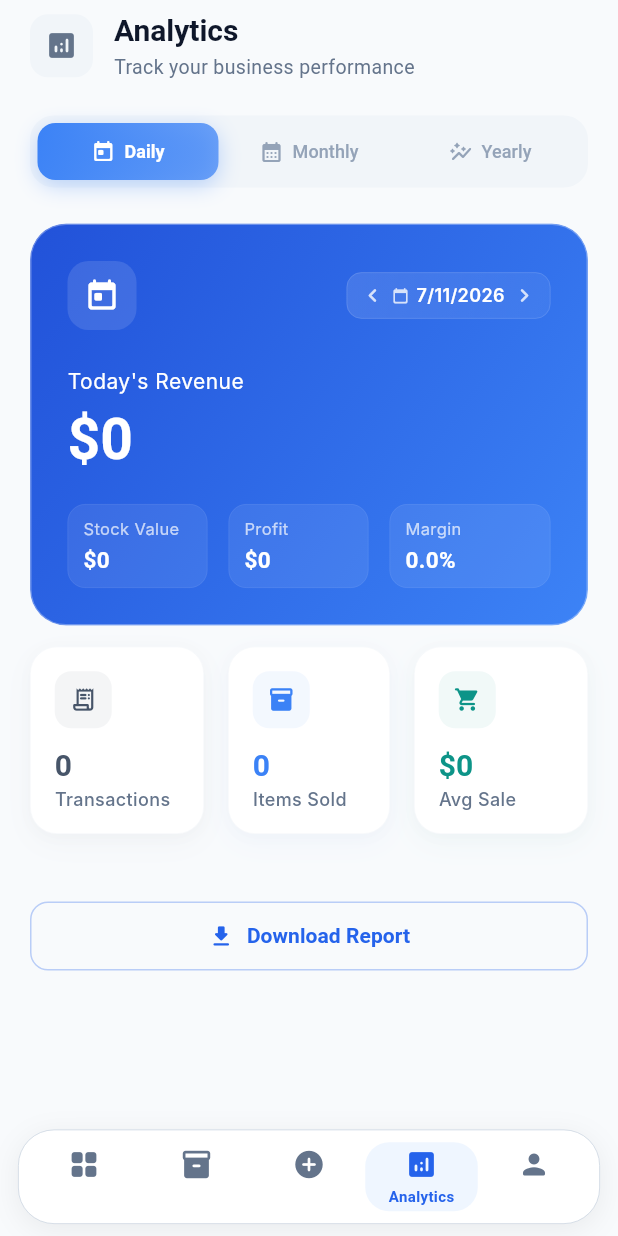
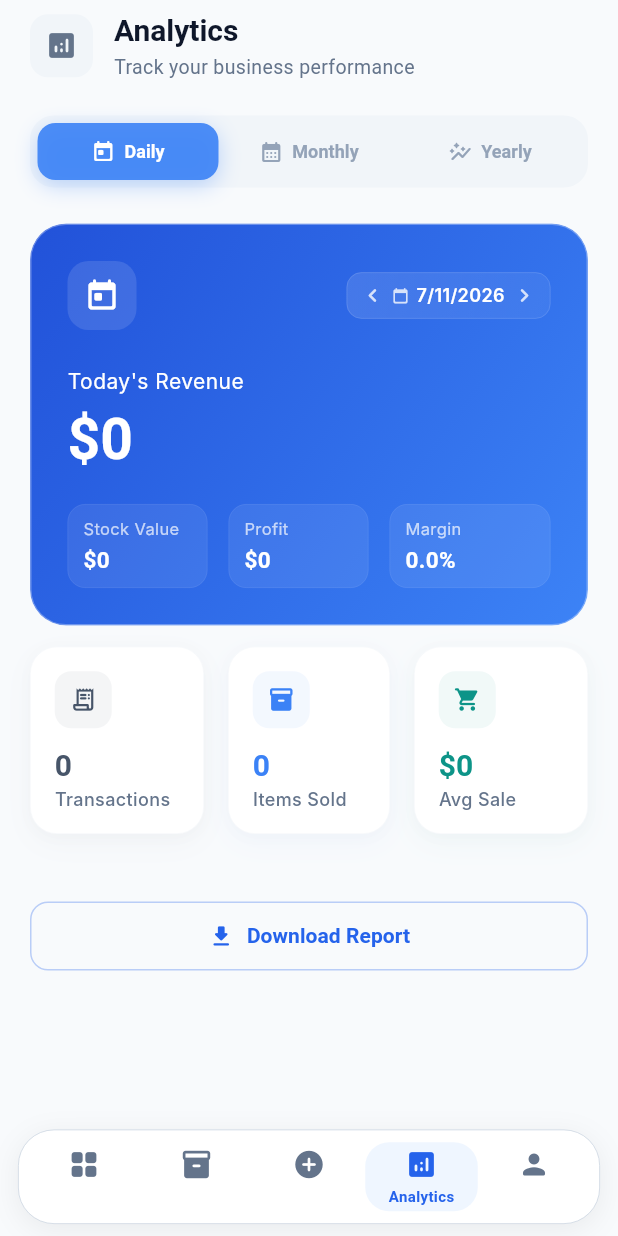
Before and after one commit to Mdarafath07/SmartStock, a Flutter app: the screen it shows after launch, item 4 of the bottom bar chosen, on a phone screen of 412 x 824 dp. Run offline on Flutter 3.47's test engine with Material 3 defaults, Android fonts, the phone set to English and light mode, and no system bars; our stand-ins replace cached_network_image, cloud_firestore, firebase_core, flutter_dotenv, googleapis_auth, image_picker; missing offline and left inert: googleapis, mobile_scanner; accounts and stored records are empty; Roboto replaces fonts that are missing (Hanken Grotesk, Inter).

Commit message:
fix: revert bottom nav, smooth analytics tab bar animation

```diff
--- a/lib/core/widgets/modern_app_shell.dart
+++ b/lib/core/widgets/modern_app_shell.dart
@@ -122,39 +122,30 @@ class ModernAppShellState extends State<ModernAppShell>
               children: List.generate(_tabs.length, (i) {
                 final active = _currentIndex == i;
                 return Expanded(
-                  child: TweenAnimationBuilder<double>(
-                    tween: Tween(begin: active ? 1.0 : 0.0, end: active ? 1.0 : 0.0),
-                    duration: const Duration(milliseconds: 350),
-                    curve: Curves.easeOutCubic,
-                    builder: (context, anim, _) {
-                      final iconColor = ColorTween(
-                        begin: AppColors.grey,
-                        end: AppColors.primary,
-                      ).lerp(anim)!;
-                      final bgColor = ColorTween(
-                        begin: Colors.transparent,
-                        end: AppColors.primaryBg,
-                      ).lerp(anim)!;
-                      return Material(
+                  child: Material(
                     color: Colors.transparent,
                     child: InkWell(
                       onTap: () => switchToTab(i),
                       borderRadius: BorderRadius.circular(16),
                       splashColor: AppColors.primary.withAlpha(30),
                       highlightColor: AppColors.primary.withAlpha(15),
-                          child: Container(
+                      child: AnimatedContainer(
+                        duration: const Duration(milliseconds: 250),
+                        curve: Curves.easeOut,
                         padding: const EdgeInsets.symmetric(vertical: 4),
                         decoration: BoxDecoration(
-                              color: bgColor,
+                          color: active ? AppColors.primaryBg : Colors.transparent,
                           borderRadius: BorderRadius.circular(16),
                         ),
                         child: Column(
                           mainAxisSize: MainAxisSize.min,
                           mainAxisAlignment: MainAxisAlignment.center,
                           children: [
-                                Icon(_tabs[i].icon, size: 22, color: iconColor),
-                                Opacity(
-                                  opacity: anim,
+                            Icon(_tabs[i].icon, size: 22,
+                              color: active ? AppColors.primary : AppColors.grey),
+                            AnimatedOpacity(
+                              duration: const Duration(milliseconds: 200),
+                              opacity: active ? 1 : 0,
                               child: Padding(
                                 padding: const EdgeInsets.only(top: 3),
                                 child: Text(
@@ -162,7 +153,7 @@ class ModernAppShellState extends State<ModernAppShell>
                                   style: TextStyle(
                                     fontSize: 10,
                                     fontWeight: FontWeight.w600,
-                                        color: iconColor,
+                                    color: active ? AppColors.primary : AppColors.grey,
                                   ),
                                 ),
                               ),
@@ -171,8 +162,6 @@ class ModernAppShellState extends State<ModernAppShell>
                         ),
                       ),
                     ),
-                      );
-                    },
                   ),
                 );
               }),
--- a/lib/features/reports/screens/analytics_screen.dart
+++ b/lib/features/reports/screens/analytics_screen.dart
@@ -241,21 +241,26 @@ class _AnalyticsScreenState extends State<AnalyticsScreen> {
                   context.read<ReportProvider>().loadYearlyReport();
                 }
               },
-              child: AnimatedContainer(
-                duration: const Duration(milliseconds: 300),
+              child: TweenAnimationBuilder<double>(
+                tween: Tween(begin: sel ? 1.0 : 0.0, end: sel ? 1.0 : 0.0),
+                duration: const Duration(milliseconds: 350),
                 curve: Curves.easeOutCubic,
+                builder: (context, anim, _) {
+                  final fgColor = ColorTween(
+                    begin: const Color(0xFF94A3B8),
+                    end: Colors.white,
+                  ).lerp(anim)!;
+                  final bgColor = ColorTween(
+                    begin: Colors.transparent,
+                    end: item.color.withAlpha(230),
+                  ).lerp(anim)!;
+                  return Container(
                     padding: const EdgeInsets.symmetric(vertical: 11, horizontal: 8),
                     decoration: BoxDecoration(
-                  gradient: sel
-                      ? LinearGradient(
-                          colors: [item.color, item.color.withAlpha(180)],
-                          begin: Alignment.topLeft, end: Alignment.bottomRight,
-                        )
-                      : null,
-                  color: sel ? null : Colors.transparent,
+                      color: bgColor,
                       borderRadius: BorderRadius.circular(12),
-                  boxShadow: sel
-                      ? [BoxShadow(color: item.color.withAlpha(80), blurRadius: 12, offset: const Offset(0, 4))]
+                      boxShadow: sel || anim > 0
+                          ? [BoxShadow(color: item.color.withAlpha((80 * anim).round()), blurRadius: 12, offset: const Offset(0, 4))]
                           : null,
                     ),
                     alignment: Alignment.center,
@@ -263,15 +268,16 @@ class _AnalyticsScreenState extends State<AnalyticsScreen> {
                       mainAxisAlignment: MainAxisAlignment.center,
                       mainAxisSize: MainAxisSize.min,
                       children: [
-                    Icon(item.icon, size: 16,
-                        color: sel ? Colors.white : const Color(0xFF94A3B8)),
+                        Icon(item.icon, size: 16, color: fgColor),
                         const SizedBox(width: 6),
                         Text(item.label,
                             style: AppTextStyles.labelMd.copyWith(
-                            color: sel ? Colors.white : const Color(0xFF94A3B8),
-                            fontWeight: sel ? FontWeight.w600 : FontWeight.w500)),
+                                color: fgColor,
+                                fontWeight: FontWeight.w600)),
                       ],
                     ),
+                  );
+                },
               ),
             ),
           );
```
Lines whose indentation alone changed are shown as unchanged.
